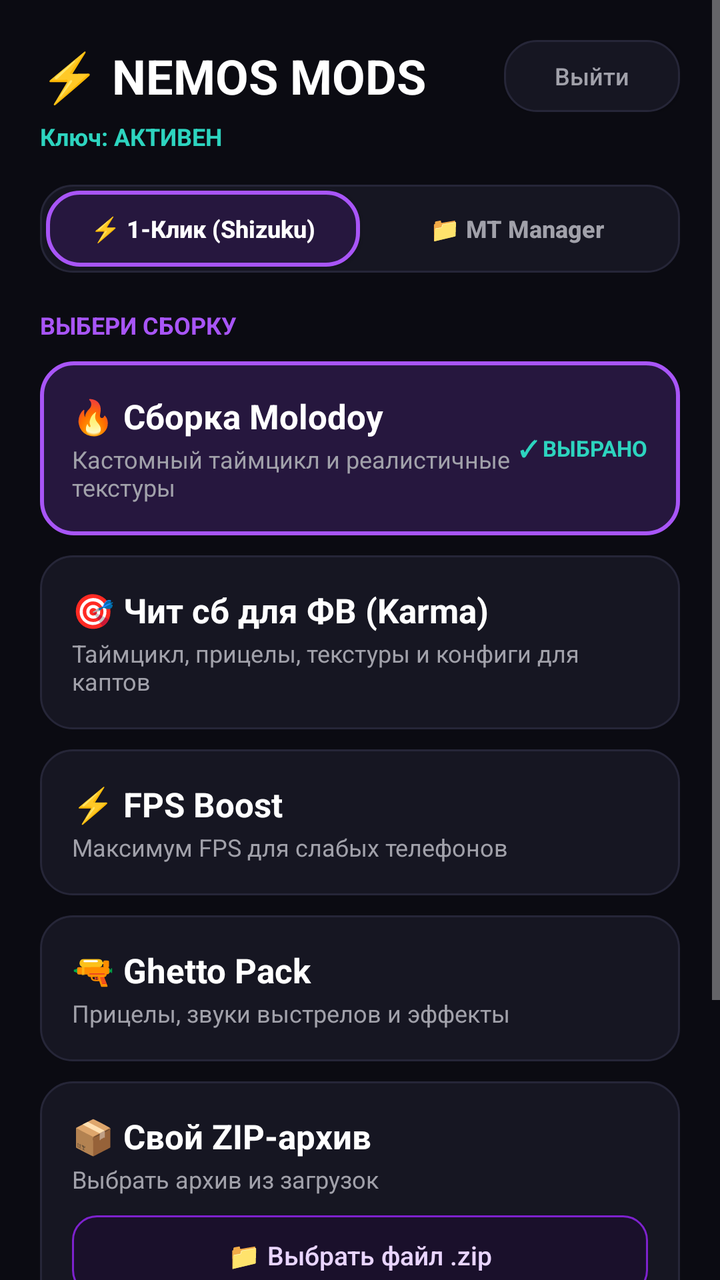
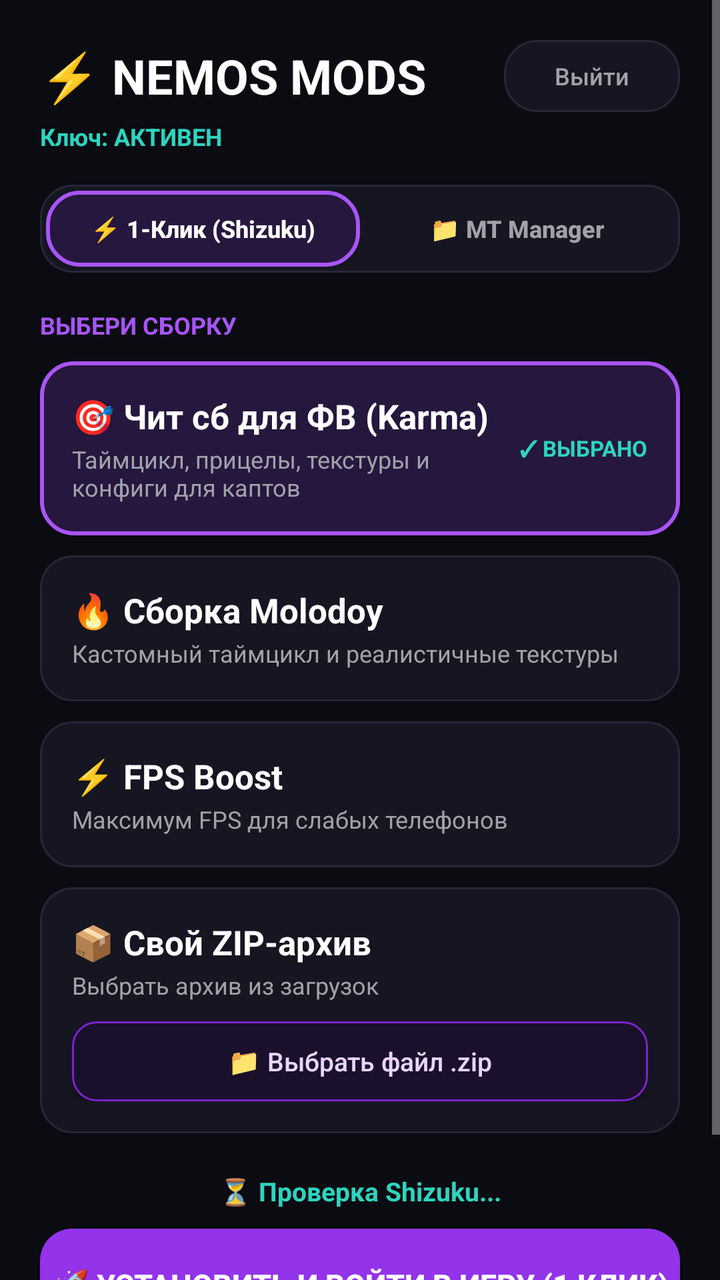

Two renders of the same Android screen: before a commit and after it. Below are the layout's source before the change and the commit's diff.
<!-- AndroidManifest.xml: application theme Theme.AppCompat.NoActionBar -->
<!-- res/layout/activity_main.xml -->
<?xml version="1.0" encoding="utf-8"?>
<ScrollView xmlns:android="http://schemas.android.com/apk/res/android"
    android:layout_width="match_parent"
    android:layout_height="match_parent"
    android:background="#0B0B12"
    android:fillViewport="true">

    <LinearLayout
        android:layout_width="match_parent"
        android:layout_height="wrap_content"
        android:orientation="vertical"
        android:padding="20dp">

        <LinearLayout
            android:layout_width="match_parent"
            android:layout_height="wrap_content"
            android:gravity="center_vertical"
            android:orientation="horizontal">

            <TextView
                android:layout_width="0dp"
                android:layout_height="wrap_content"
                android:layout_weight="1"
                android:text="⚡ NEMOS MODS"
                android:textColor="#FFFFFF"
                android:textSize="24sp"
                android:textStyle="bold" />

            <Button
                android:id="@+id/btnLogout"
                android:layout_width="wrap_content"
                android:layout_height="36dp"
                android:background="@drawable/bg_card_unselected"
                android:paddingHorizontal="14dp"
                android:text="Выйти"
                android:textAllCaps="false"
                android:textColor="#A1A1AA"
                android:textSize="12sp" />
        </LinearLayout>

        <TextView
            android:id="@+id/tvSubInfo"
            android:layout_width="match_parent"
            android:layout_height="wrap_content"
            android:layout_marginTop="4dp"
            android:text="Ключ: АКТИВЕН"
            android:textColor="#2DD4BF"
            android:textSize="12sp"
            android:textStyle="bold" />

        <LinearLayout
            android:layout_width="match_parent"
            android:layout_height="44dp"
            android:layout_marginTop="16dp"
            android:background="@drawable/bg_card_unselected"
            android:orientation="horizontal"
            android:padding="3dp">

            <Button
                android:id="@+id/btnTabShizuku"
                android:layout_width="0dp"
                android:layout_height="match_parent"
                android:layout_weight="1"
                android:background="@drawable/bg_card_selected"
                android:text="⚡ 1-Клик (Shizuku)"
                android:textAllCaps="false"
                android:textColor="#FFFFFF"
                android:textSize="12sp"
                android:textStyle="bold" />

            <Button
                android:id="@+id/btnTabMt"
                android:layout_width="0dp"
                android:layout_height="match_parent"
                android:layout_weight="1"
                android:background="@android:color/transparent"
                android:text="📁 MT Manager"
                android:textAllCaps="false"
                android:textColor="#A1A1AA"
                android:textSize="12sp"
                android:textStyle="bold" />
        </LinearLayout>

        <TextView
            android:layout_width="match_parent"
            android:layout_height="wrap_content"
            android:layout_marginTop="18dp"
            android:layout_marginBottom="10dp"
            android:text="ВЫБЕРИ СБОРКУ"
            android:textColor="#A855F7"
            android:textSize="12sp"
            android:textStyle="bold" />

        
        <LinearLayout
            android:id="@+id/cardMolodoy"
            android:layout_width="match_parent"
            android:layout_height="wrap_content"
            android:layout_marginBottom="10dp"
            android:background="@drawable/bg_card_selected"
            android:gravity="center_vertical"
            android:orientation="horizontal"
            android:padding="16dp">

            <LinearLayout
                android:layout_width="0dp"
                android:layout_height="wrap_content"
                android:layout_weight="1"
                android:orientation="vertical">

                <TextView
                    android:layout_width="wrap_content"
                    android:layout_height="wrap_content"
                    android:text="🔥 Сборка Molodoy"
                    android:textColor="#FFFFFF"
                    android:textSize="17sp"
                    android:textStyle="bold" />

                <TextView
                    android:layout_width="wrap_content"
                    android:layout_height="wrap_content"
                    android:layout_marginTop="2dp"
                    android:text="Кастомный таймцикл и реалистичные текстуры"
                    android:textColor="#A1A1AA"
                    android:textSize="12sp" />
            </LinearLayout>

            <TextView
                android:id="@+id/tvBadgeMolodoy"
                android:layout_width="wrap_content"
                android:layout_height="wrap_content"
                android:text="✓ ВЫБРАНО"
                android:textColor="#2DD4BF"
                android:textSize="11sp"
                android:textStyle="bold" />
        </LinearLayout>

        
        <LinearLayout
            android:id="@+id/cardKarma"
            android:layout_width="match_parent"
            android:layout_height="wrap_content"
            android:layout_marginBottom="10dp"
            android:background="@drawable/bg_card_unselected"
            android:gravity="center_vertical"
            android:orientation="horizontal"
            android:padding="16dp">

            <LinearLayout
                android:layout_width="0dp"
                android:layout_height="wrap_content"
                android:layout_weight="1"
                android:orientation="vertical">

                <TextView
                    android:layout_width="wrap_content"
                    android:layout_height="wrap_content"
                    android:text="🎯 Чит сб для ФВ (Karma)"
                    android:textColor="#FFFFFF"
                    android:textSize="17sp"
                    android:textStyle="bold" />

                <TextView
                    android:layout_width="wrap_content"
                    android:layout_height="wrap_content"
                    android:layout_marginTop="2dp"
                    android:text="Таймцикл, прицелы, текстуры и конфиги для каптов"
                    android:textColor="#A1A1AA"
                    android:textSize="12sp" />
            </LinearLayout>

            <TextView
                android:id="@+id/tvBadgeKarma"
                android:layout_width="wrap_content"
                android:layout_height="wrap_content"
                android:text="✓ ВЫБРАНО"
                android:textColor="#2DD4BF"
                android:textSize="11sp"
                android:textStyle="bold"
                android:visibility="gone" />
        </LinearLayout>

        
        <LinearLayout
            android:id="@+id/cardFps"
            android:layout_width="match_parent"
            android:layout_height="wrap_content"
            android:layout_marginBottom="10dp"
            android:background="@drawable/bg_card_unselected"
            android:gravity="center_vertical"
            android:orientation="horizontal"
            android:padding="16dp">

            <LinearLayout
                android:layout_width="0dp"
                android:layout_height="wrap_content"
                android:layout_weight="1"
                android:orientation="vertical">

                <TextView
                    android:layout_width="wrap_content"
                    android:layout_height="wrap_content"
                    android:text="⚡ FPS Boost"
                    android:textColor="#FFFFFF"
                    android:textSize="17sp"
                    android:textStyle="bold" />

                <TextView
                    android:layout_width="wrap_content"
                    android:layout_height="wrap_content"
                    android:layout_marginTop="2dp"
                    android:text="Максимум FPS для слабых телефонов"
                    android:textColor="#A1A1AA"
                    android:textSize="12sp" />
            </LinearLayout>

            <TextView
                android:id="@+id/tvBadgeFps"
                android:layout_width="wrap_content"
                android:layout_height="wrap_content"
                android:text="✓ ВЫБРАНО"
                android:textColor="#2DD4BF"
                android:textSize="11sp"
                android:textStyle="bold"
                android:visibility="gone" />
        </LinearLayout>

        
        <LinearLayout
            android:id="@+id/cardGhetto"
            android:layout_width="match_parent"
            android:layout_height="wrap_content"
            android:layout_marginBottom="10dp"
            android:background="@drawable/bg_card_unselected"
            android:gravity="center_vertical"
            android:orientation="horizontal"
            android:padding="16dp">

            <LinearLayout
                android:layout_width="0dp"
                android:layout_height="wrap_content"
                android:layout_weight="1"
                android:orientation="vertical">

                <TextView
                    android:layout_width="wrap_content"
                    android:layout_height="wrap_content"
                    android:text="🔫 Ghetto Pack"
                    android:textColor="#FFFFFF"
                    android:textSize="17sp"
                    android:textStyle="bold" />

                <TextView
                    android:layout_width="wrap_content"
                    android:layout_height="wrap_content"
                    android:layout_marginTop="2dp"
                    android:text="Прицелы, звуки выстрелов и эффекты"
                    android:textColor="#A1A1AA"
                    android:textSize="12sp" />
            </LinearLayout>

            <TextView
                android:id="@+id/tvBadgeGhetto"
                android:layout_width="wrap_content"
                android:layout_height="wrap_content"
                android:text="✓ ВЫБРАНО"
                android:textColor="#2DD4BF"
                android:textSize="11sp"
                android:textStyle="bold"
                android:visibility="gone" />
        </LinearLayout>

        
        <LinearLayout
            android:id="@+id/cardCustom"
            android:layout_width="match_parent"
            android:layout_height="wrap_content"
            android:layout_marginBottom="20dp"
            android:background="@drawable/bg_card_unselected"
            android:orientation="vertical"
            android:padding="16dp">

            <LinearLayout
                android:layout_width="match_parent"
                android:layout_height="wrap_content"
                android:gravity="center_vertical"
                android:orientation="horizontal">

                <LinearLayout
                    android:layout_width="0dp"
                    android:layout_height="wrap_content"
                    android:layout_weight="1"
                    android:orientation="vertical">

                    <TextView
                        android:layout_width="wrap_content"
                        android:layout_height="wrap_content"
                        android:text="📦 Свой ZIP-архив"
                        android:textColor="#FFFFFF"
                        android:textSize="17sp"
                        android:textStyle="bold" />

                    <TextView
                        android:id="@+id/tvCustomZipName"
                        android:layout_width="wrap_content"
                        android:layout_height="wrap_content"
                        android:layout_marginTop="2dp"
                        android:text="Выбрать архив из загрузок"
                        android:textColor="#A1A1AA"
                        android:textSize="12sp" />
                </LinearLayout>

                <TextView
                    android:id="@+id/tvBadgeCustom"
                    android:layout_width="wrap_content"
                    android:layout_height="wrap_content"
                    android:text="✓ ВЫБРАНО"
                    android:textColor="#2DD4BF"
                    android:textSize="11sp"
                    android:textStyle="bold"
                    android:visibility="gone" />
            </LinearLayout>

            <Button
                android:id="@+id/btnPickZip"
                android:layout_width="match_parent"
                android:layout_height="40dp"
                android:layout_marginTop="10dp"
                android:background="@drawable/bg_btn_outline"
                android:text="📁 Выбрать файл .zip"
                android:textAllCaps="false"
                android:textColor="#E9D5FF"
                android:textSize="13sp" />
        </LinearLayout>

        
        <LinearLayout
            android:id="@+id/layoutShizukuView"
            android:layout_width="match_parent"
            android:layout_height="wrap_content"
            android:orientation="vertical">

            <TextView
                android:id="@+id/tvShizukuStatus"
                android:layout_width="match_parent"
                android:layout_height="wrap_content"
                android:layout_marginBottom="10dp"
                android:gravity="center"
                android:text="⏳ Проверка Shizuku..."
                android:textColor="#2DD4BF"
                android:textSize="13sp"
                android:textStyle="bold" />

            <Button
                android:id="@+id/btnShizukuInstall"
                android:layout_width="match_parent"
                android:layout_height="56dp"
                android:background="@drawable/bg_btn_primary"
                android:text="🚀 УСТАНОВИТЬ И ВОЙТИ В ИГРУ (1 КЛИК)"
                android:textAllCaps="true"
                android:textColor="#FFFFFF"
                android:textSize="15sp"
                android:textStyle="bold" />
        </LinearLayout>

        
        <LinearLayout
            android:id="@+id/layoutMtView"
            android:layout_width="match_parent"
            android:layout_height="wrap_content"
            android:orientation="vertical"
            android:visibility="gone">

            <TextView
                android:layout_width="match_parent"
                android:layout_height="wrap_content"
                android:layout_marginBottom="10dp"
                android:background="@drawable/bg_card_unselected"
                android:padding="12dp"
                android:text="💡 Нажми кнопку ниже — MT Manager сразу откроется на папке files.\nОстанется только скопировать её справа в:\nAndroid → data → com.grandmobile.game"
                android:textColor="#E4E4E7"
                android:textSize="12sp" />

            <Button
                android:id="@+id/btnMtInstallAndOpen"
                android:layout_width="match_parent"
                android:layout_height="56dp"
                android:background="@drawable/bg_btn_primary"
                android:text="📂 ОТКРЫТЬ ПАПКУ FILES В MT MANAGER"
                android:textAllCaps="true"
                android:textColor="#FFFFFF"
                android:textSize="14sp"
                android:textStyle="bold" />

            <Button
                android:id="@+id/btnMtLaunchGame"
                android:layout_width="match_parent"
                android:layout_height="46dp"
                android:layout_marginTop="10dp"
                android:background="@drawable/bg_card_selected"
                android:text="🎮 Запустить Grand Mobile"
                android:textAllCaps="false"
                android:textColor="#FFFFFF"
                android:textSize="14sp"
                android:textStyle="bold" />
        </LinearLayout>

        <TextView
            android:id="@+id/tvStatus"
            android:layout_width="match_parent"
            android:layout_height="wrap_content"
            android:layout_marginTop="14dp"
            android:gravity="center"
            android:text="Сборка готова к запуску"
            android:textColor="#A1A1AA"
            android:textSize="13sp" />

    </LinearLayout>
</ScrollView>
<!-- resources referenced by this layout -->
<resources>
  <!-- drawable bg_btn_outline (drawable) -->
  <?xml version="1.0" encoding="utf-8"?>
  <shape xmlns:android="http://schemas.android.com/apk/res/android" android:shape="rectangle">
      <solid android:color="#1A102B" />
      <stroke android:width="1dp" android:color="#7E22CE" />
      <corners android:radius="12dp" />
  </shape>
  <!-- drawable bg_btn_primary (drawable) -->
  <?xml version="1.0" encoding="utf-8"?>
  <shape xmlns:android="http://schemas.android.com/apk/res/android" android:shape="rectangle">
      <solid android:color="#9333EA" />
      <corners android:radius="16dp" />
  </shape>
  <!-- drawable bg_card_selected (drawable) -->
  <?xml version="1.0" encoding="utf-8"?>
  <shape xmlns:android="http://schemas.android.com/apk/res/android" android:shape="rectangle">
      <solid android:color="#26173E" />
      <stroke android:width="2dp" android:color="#A855F7" />
      <corners android:radius="16dp" />
  </shape>
  <!-- drawable bg_card_unselected (drawable) -->
  <?xml version="1.0" encoding="utf-8"?>
  <shape xmlns:android="http://schemas.android.com/apk/res/android" android:shape="rectangle">
      <solid android:color="#161622" />
      <stroke android:width="1dp" android:color="#262638" />
      <corners android:radius="16dp" />
  </shape>
</resources>

<!-- the commit's change to res/layout/activity_main.xml (unified diff, before → after) -->
@@ -93,7 +93,7 @@
 
         
         <LinearLayout
-            android:id="@+id/cardMolodoy"
+            android:id="@+id/cardKarma"
             android:layout_width="match_parent"
             android:layout_height="wrap_content"
             android:layout_marginBottom="10dp"
@@ -111,6 +111,50 @@
                 <TextView
                     android:layout_width="wrap_content"
                     android:layout_height="wrap_content"
+                    android:text="🎯 Чит сб для ФВ (Karma)"
+                    android:textColor="#FFFFFF"
+                    android:textSize="17sp"
+                    android:textStyle="bold" />
+
+                <TextView
+                    android:layout_width="wrap_content"
+                    android:layout_height="wrap_content"
+                    android:layout_marginTop="2dp"
+                    android:text="Таймцикл, прицелы, текстуры и конфиги для каптов"
+                    android:textColor="#A1A1AA"
+                    android:textSize="12sp" />
+            </LinearLayout>
+
+            <TextView
+                android:id="@+id/tvBadgeKarma"
+                android:layout_width="wrap_content"
+                android:layout_height="wrap_content"
+                android:text="✓ ВЫБРАНО"
+                android:textColor="#2DD4BF"
+                android:textSize="11sp"
+                android:textStyle="bold" />
+        </LinearLayout>
+
+        
+        <LinearLayout
+            android:id="@+id/cardMolodoy"
+            android:layout_width="match_parent"
+            android:layout_height="wrap_content"
+            android:layout_marginBottom="10dp"
+            android:background="@drawable/bg_card_unselected"
+            android:gravity="center_vertical"
+            android:orientation="horizontal"
+            android:padding="16dp">
+
+            <LinearLayout
+                android:layout_width="0dp"
+                android:layout_height="wrap_content"
+                android:layout_weight="1"
+                android:orientation="vertical">
+
+                <TextView
+                    android:layout_width="wrap_content"
+                    android:layout_height="wrap_content"
                     android:text="🔥 Сборка Molodoy"
                     android:textColor="#FFFFFF"
                     android:textSize="17sp"
@@ -132,12 +176,13 @@
                 android:text="✓ ВЫБРАНО"
                 android:textColor="#2DD4BF"
                 android:textSize="11sp"
-                android:textStyle="bold" />
-        </LinearLayout>
-
-        
-        <LinearLayout
-            android:id="@+id/cardKarma"
+                android:textStyle="bold"
+                android:visibility="gone" />
+        </LinearLayout>
+
+        
+        <LinearLayout
+            android:id="@+id/cardFps"
             android:layout_width="match_parent"
             android:layout_height="wrap_content"
             android:layout_marginBottom="10dp"
@@ -155,51 +200,6 @@
                 <TextView
                     android:layout_width="wrap_content"
                     android:layout_height="wrap_content"
-                    android:text="🎯 Чит сб для ФВ (Karma)"
-                    android:textColor="#FFFFFF"
-                    android:textSize="17sp"
-                    android:textStyle="bold" />
-
-                <TextView
-                    android:layout_width="wrap_content"
-                    android:layout_height="wrap_content"
-                    android:layout_marginTop="2dp"
-                    android:text="Таймцикл, прицелы, текстуры и конфиги для каптов"
-                    android:textColor="#A1A1AA"
-                    android:textSize="12sp" />
-            </LinearLayout>
-
-            <TextView
-                android:id="@+id/tvBadgeKarma"
-                android:layout_width="wrap_content"
-                android:layout_height="wrap_content"
-                android:text="✓ ВЫБРАНО"
-                android:textColor="#2DD4BF"
-                android:textSize="11sp"
-                android:textStyle="bold"
-                android:visibility="gone" />
-        </LinearLayout>
-
-        
-        <LinearLayout
-            android:id="@+id/cardFps"
-            android:layout_width="match_parent"
-            android:layout_height="wrap_content"
-            android:layout_marginBottom="10dp"
-            android:background="@drawable/bg_card_unselected"
-            android:gravity="center_vertical"
-            android:orientation="horizontal"
-            android:padding="16dp">
-
-            <LinearLayout
-                android:layout_width="0dp"
-                android:layout_height="wrap_content"
-                android:layout_weight="1"
-                android:orientation="vertical">
-
-                <TextView
-                    android:layout_width="wrap_content"
-                    android:layout_height="wrap_content"
                     android:text="⚡ FPS Boost"
                     android:textColor="#FFFFFF"
                     android:textSize="17sp"
@@ -216,51 +216,6 @@
 
             <TextView
                 android:id="@+id/tvBadgeFps"
-                android:layout_width="wrap_content"
-                android:layout_height="wrap_content"
-                android:text="✓ ВЫБРАНО"
-                android:textColor="#2DD4BF"
-                android:textSize="11sp"
-                android:textStyle="bold"
-                android:visibility="gone" />
-        </LinearLayout>
-
-        
-        <LinearLayout
-            android:id="@+id/cardGhetto"
-            android:layout_width="match_parent"
-            android:layout_height="wrap_content"
-            android:layout_marginBottom="10dp"
-            android:background="@drawable/bg_card_unselected"
-            android:gravity="center_vertical"
-            android:orientation="horizontal"
-            android:padding="16dp">
-
-            <LinearLayout
-                android:layout_width="0dp"
-                android:layout_height="wrap_content"
-                android:layout_weight="1"
-                android:orientation="vertical">
-
-                <TextView
-                    android:layout_width="wrap_content"
-                    android:layout_height="wrap_content"
-                    android:text="🔫 Ghetto Pack"
-                    android:textColor="#FFFFFF"
-                    android:textSize="17sp"
-                    android:textStyle="bold" />
-
-                <TextView
-                    android:layout_width="wrap_content"
-                    android:layout_height="wrap_content"
-                    android:layout_marginTop="2dp"
-                    android:text="Прицелы, звуки выстрелов и эффекты"
-                    android:textColor="#A1A1AA"
-                    android:textSize="12sp" />
-            </LinearLayout>
-
-            <TextView
-                android:id="@+id/tvBadgeGhetto"
                 android:layout_width="wrap_content"
                 android:layout_height="wrap_content"
                 android:text="✓ ВЫБРАНО"
@@ -377,7 +332,7 @@
                 android:layout_marginBottom="10dp"
                 android:background="@drawable/bg_card_unselected"
                 android:padding="12dp"
-                android:text="💡 Нажми кнопку ниже — MT Manager сразу откроется на папке files.\nОстанется только скопировать её справа в:\nAndroid → data → com.grandmobile.game"
+                android:text="💡 Нажми кнопку ниже — MT Manager сразу откроется на папке files.\nОстанется скопировать её справа в:\nAndroid → data → com.grandmobile.game"
                 android:textColor="#E4E4E7"
                 android:textSize="12sp" />
 
